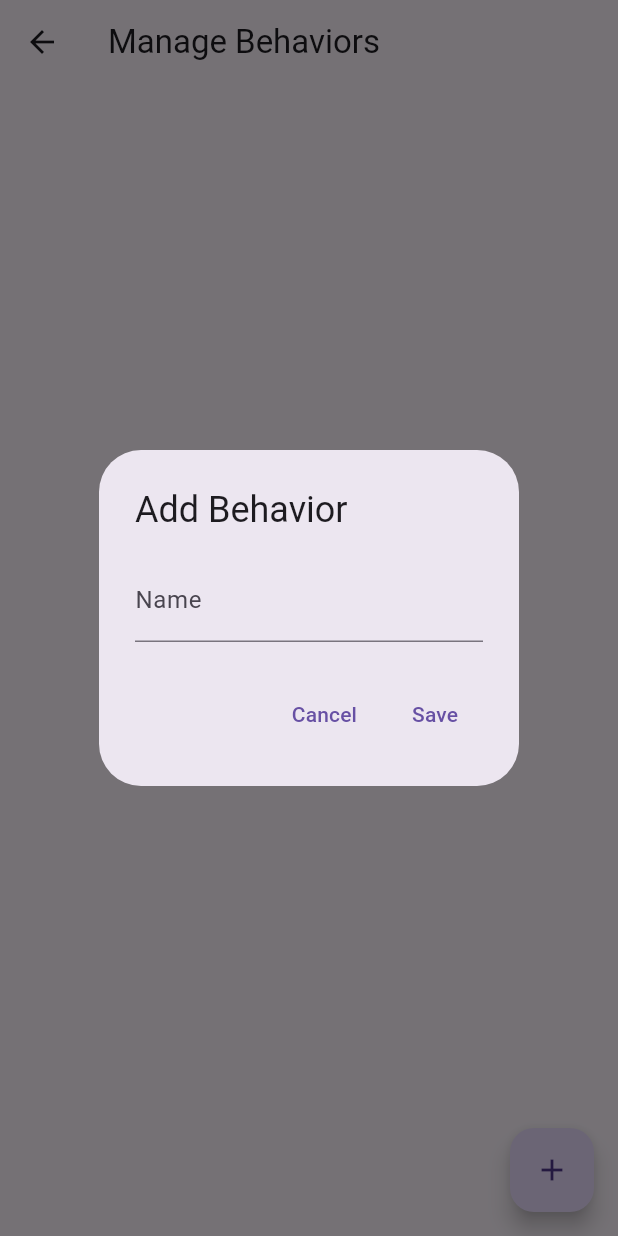
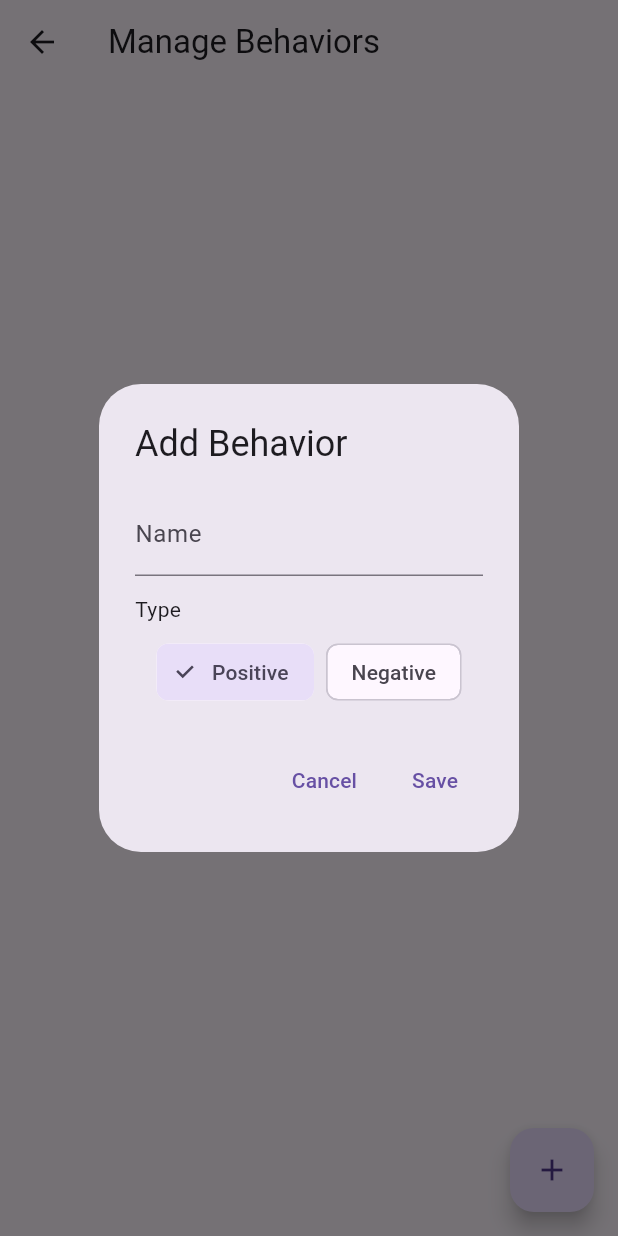
Before and after one commit to jesee/zilv, a Flutter app: the ManageBehaviorsScreen screen opened directly, after a tap on the "add" icon, on a phone screen of 412 x 824 dp. Run offline on Flutter 3.47's test engine with Material 3 defaults, Android fonts, the phone set to English and light mode, and no system bars; our stand-ins replace flutter_local_notifications, sqflite, timezone; accounts and stored records are empty.

Commit message:
feat: Add behavior type selection to manage behaviors screen
Co-authored-by: jesee520 <jesee520@gmail.com>

```diff
--- a/zilv/lib/src/ui/behaviors/manage_behaviors_screen.dart
+++ b/zilv/lib/src/ui/behaviors/manage_behaviors_screen.dart
@@ -88,11 +88,13 @@ class _ManageBehaviorsScreenState extends State<ManageBehaviorsScreen> {
 
   void _showBehaviorDialog({Behavior? behavior}) {
     final nameController = TextEditingController(text: behavior?.name ?? '');
-
+    bool isPositive = (behavior?.points ?? 1) >= 0;
     showDialog(
       context: context,
       builder: (context) {
-        return AlertDialog(
+        return StatefulBuilder(
+          builder: (context, setState) {
+            return AlertDialog(
           title: Text(behavior == null ? 'Add Behavior' : 'Edit Behavior'),
           content: Column(
             mainAxisSize: MainAxisSize.min,
@@ -100,6 +102,36 @@ class _ManageBehaviorsScreenState extends State<ManageBehaviorsScreen> {
               TextField(
                 controller: nameController,
                 decoration: const InputDecoration(labelText: 'Name'),
+              ),
+              const SizedBox(height: 12),
+              Row(
+                children: const [
+                  Text('Type'),
+                ],
+              ),
+              const SizedBox(height: 8),
+              Wrap(
+                spacing: 8,
+                children: [
+                  ChoiceChip(
+                    label: const Text('Positive'),
+                    selected: isPositive,
+                    onSelected: (_) {
+                      setState(() {
+                        isPositive = true;
+                      });
+                    },
+                  ),
+                  ChoiceChip(
+                    label: const Text('Negative'),
+                    selected: !isPositive,
+                    onSelected: (_) {
+                      setState(() {
+                        isPositive = false;
+                      });
+                    },
+                  ),
+                ],
               ),
             ],
           ),
@@ -117,15 +149,18 @@ class _ManageBehaviorsScreenState extends State<ManageBehaviorsScreen> {
                 );
 
                 if (behavior == null) {
+                  final newPoints = isPositive ? 1 : -1;
                   await behaviorService.addBehavior(
-                    Behavior(id: 0, name: name, points: 1),
+                    Behavior(id: 0, name: name, points: newPoints),
                   );
                 } else {
+                  final magnitude = behavior.points.abs();
+                  final updatedPoints = isPositive ? magnitude : -magnitude;
                   await behaviorService.updateBehavior(
                     Behavior(
                       id: behavior.id,
                       name: name,
-                      points: behavior.points,
+                      points: updatedPoints,
                     ),
                   );
                 }
@@ -135,6 +170,8 @@ class _ManageBehaviorsScreenState extends State<ManageBehaviorsScreen> {
               child: const Text('Save'),
             ),
           ],
+            );
+          },
         );
       },
     );
```
